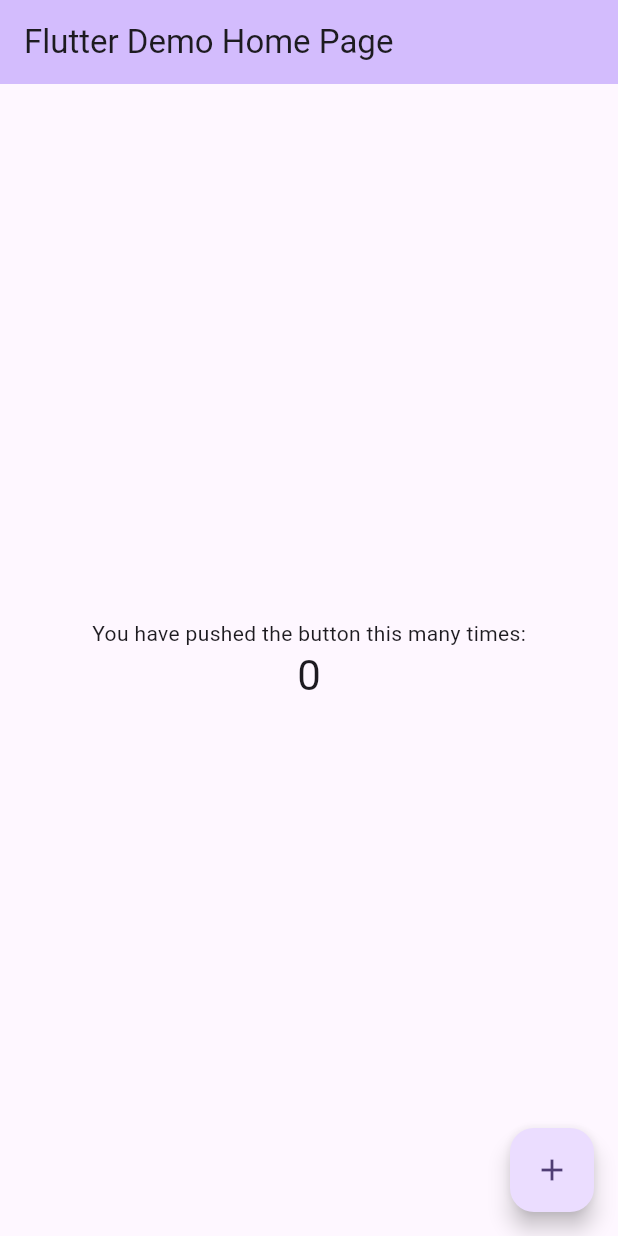
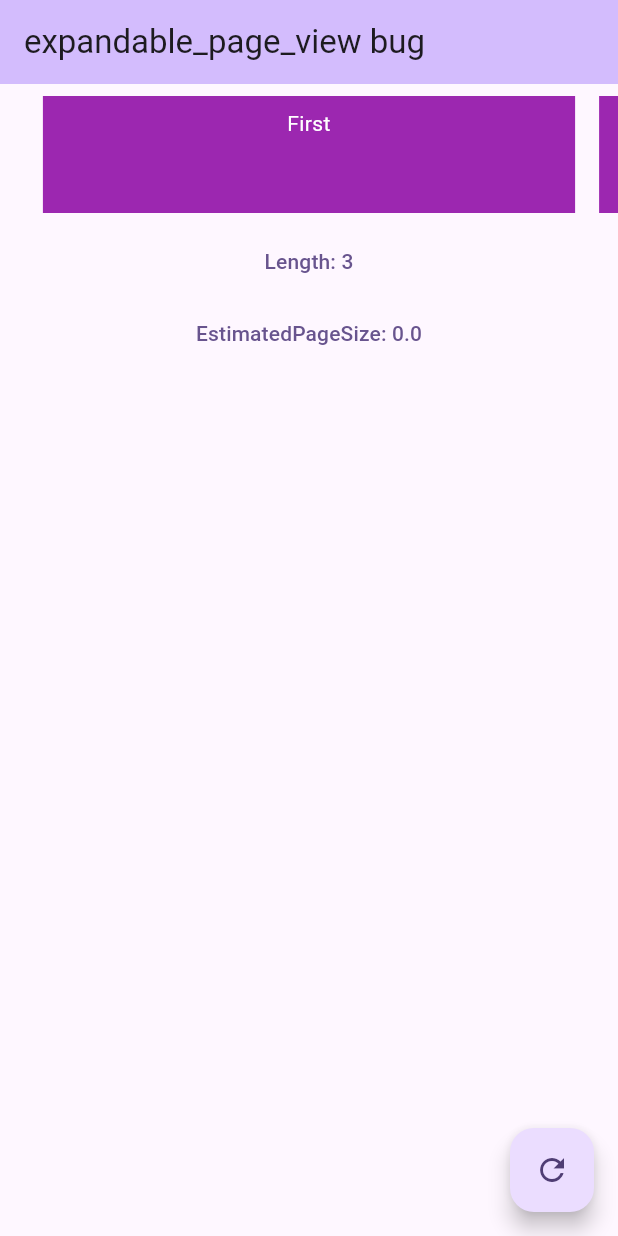
Before and after one commit to adimshev/expandable_page_view_bug_demo, a Flutter app: the screen it shows after launch, on a phone screen of 412 x 824 dp. Run offline on Flutter 3.47's test engine with Material 2 defaults, Android fonts, the phone set to English and light mode, and no system bars; drawn by our look-alikes of expandable_page_view.

Commit message:
Bug demo

```diff
--- a/lib/main.dart
+++ b/lib/main.dart
@@ -1,3 +1,4 @@
+import 'package:expandable_page_view/expandable_page_view.dart';
 import 'package:flutter/material.dart';
 
 void main() {
@@ -13,113 +14,99 @@ class MyApp extends StatelessWidget {
     return MaterialApp(
       title: 'Flutter Demo',
       theme: ThemeData(
-        // This is the theme of your application.
-        //
-        // TRY THIS: Try running your application with "flutter run". You'll see
-        // the application has a blue toolbar. Then, without quitting the app,
-        // try changing the seedColor in the colorScheme below to Colors.green
-        // and then invoke "hot reload" (save your changes or press the "hot
-        // reload" button in a Flutter-supported IDE, or press "r" if you used
-        // the command line to start the app).
-        //
-        // Notice that the counter didn't reset back to zero; the application
-        // state is not lost during the reload. To reset the state, use hot
-        // restart instead.
-        //
-        // This works for code too, not just values: Most code changes can be
-        // tested with just a hot reload.
         colorScheme: ColorScheme.fromSeed(seedColor: Colors.deepPurple),
         useMaterial3: true,
       ),
-      home: const MyHomePage(title: 'Flutter Demo Home Page'),
+      home: const MyHomePage(),
     );
   }
 }
 
 class MyHomePage extends StatefulWidget {
-  const MyHomePage({super.key, required this.title});
-
-  // This widget is the home page of your application. It is stateful, meaning
-  // that it has a State object (defined below) that contains fields that affect
-  // how it looks.
-
-  // This class is the configuration for the state. It holds the values (in this
-  // case the title) provided by the parent (in this case the App widget) and
-  // used by the build method of the State. Fields in a Widget subclass are
-  // always marked "final".
-
-  final String title;
+  const MyHomePage({super.key});
 
   @override
   State<MyHomePage> createState() => _MyHomePageState();
 }
 
 class _MyHomePageState extends State<MyHomePage> {
-  int _counter = 0;
+  final controller = PageController(viewportFraction: 0.9);
 
-  void _incrementCounter() {
+  var _key = const Key('');
+  var estimatedPageSize = 0.0;
+
+  late final _children = [
+    _buildChild('First'),
+    _buildChild('Second'),
+    _buildChild('Third'),
+  ];
+
+  late var children = _children;
+
+  void reset() {
     setState(() {
-      // This call to setState tells the Flutter framework that something has
-      // changed in this State, which causes it to rerun the build method below
-      // so that the display can reflect the updated values. If we changed
-      // _counter without calling setState(), then the build method would not be
-      // called again, and so nothing would appear to happen.
-      _counter++;
+      _key = Key(_key.hashCode.toString());
     });
+  }
+
+  Widget _buildChild(String title) {
+    return Container(
+      margin: const EdgeInsets.all(8),
+      color: Colors.purple,
+      child: Padding(
+        padding: const EdgeInsets.fromLTRB(8, 8, 8, 50),
+        child: Text(
+          title,
+          textAlign: TextAlign.center,
+          style: const TextStyle(color: Colors.white),
+        ),
+      ),
+    );
   }
 
   @override
   Widget build(BuildContext context) {
-    // This method is rerun every time setState is called, for instance as done
-    // by the _incrementCounter method above.
-    //
-    // The Flutter framework has been optimized to make rerunning build methods
-    // fast, so that you can just rebuild anything that needs updating rather
-    // than having to individually change instances of widgets.
     return Scaffold(
       appBar: AppBar(
-        // TRY THIS: Try changing the color here to a specific color (to
-        // Colors.amber, perhaps?) and trigger a hot reload to see the AppBar
-        // change color while the other colors stay the same.
         backgroundColor: Theme.of(context).colorScheme.inversePrimary,
-        // Here we take the value from the MyHomePage object that was created by
-        // the App.build method, and use it to set our appbar title.
-        title: Text(widget.title),
+        title: const Text('expandable_page_view bug'),
       ),
-      body: Center(
-        // Center is a layout widget. It takes a single child and positions it
-        // in the middle of the parent.
-        child: Column(
-          // Column is also a layout widget. It takes a list of children and
-          // arranges them vertically. By default, it sizes itself to fit its
-          // children horizontally, and tries to be as tall as its parent.
-          //
-          // Column has various properties to control how it sizes itself and
-          // how it positions its children. Here we use mainAxisAlignment to
-          // center the children vertically; the main axis here is the vertical
-          // axis because Columns are vertical (the cross axis would be
-          // horizontal).
-          //
-          // TRY THIS: Invoke "debug painting" (choose the "Toggle Debug Paint"
-          // action in the IDE, or press "p" in the console), to see the
-          // wireframe for each widget.
-          mainAxisAlignment: MainAxisAlignment.center,
-          children: <Widget>[
-            const Text(
-              'You have pushed the button this many times:',
-            ),
-            Text(
-              '$_counter',
-              style: Theme.of(context).textTheme.headlineMedium,
-            ),
-          ],
-        ),
+      body: Column(
+        children: [
+          ExpandablePageView(
+            key: _key,
+            controller: controller,
+            estimatedPageSize: estimatedPageSize,
+            children: children,
+          ),
+          TextButton(
+            onPressed: () {
+              setState(() {
+                children = children != _children
+                    ? _children
+                    : [
+                        _children[0],
+                        _children[1],
+                      ];
+              });
+            },
+            child: Text('Length: ${children.length}'),
+          ),
+          TextButton(
+            onPressed: () {
+              setState(() {
+                estimatedPageSize = estimatedPageSize == 0.0 ? 50 : 0;
+              });
+            },
+            child: Text('EstimatedPageSize: $estimatedPageSize'),
+          ),
+        ],
       ),
       floatingActionButton: FloatingActionButton(
-        onPressed: _incrementCounter,
-        tooltip: 'Increment',
-        child: const Icon(Icons.add),
-      ), // This trailing comma makes auto-formatting nicer for build methods.
+        onPressed: reset,
+        tooltip: 'reset',
+        child: const Icon(Icons.refresh),
+      ),
     );
   }
 }
--- a/pubspec.yaml
+++ b/pubspec.yaml
@@ -35,6 +35,7 @@ dependencies:
   # The following adds the Cupertino Icons font to your application.
   # Use with the CupertinoIcons class for iOS style icons.
   cupertino_icons: ^1.0.2
+  expandable_page_view: ^1.0.17
 
 dev_dependencies:
   flutter_test:
```
Also changed, not shown: pubspec.lock.
